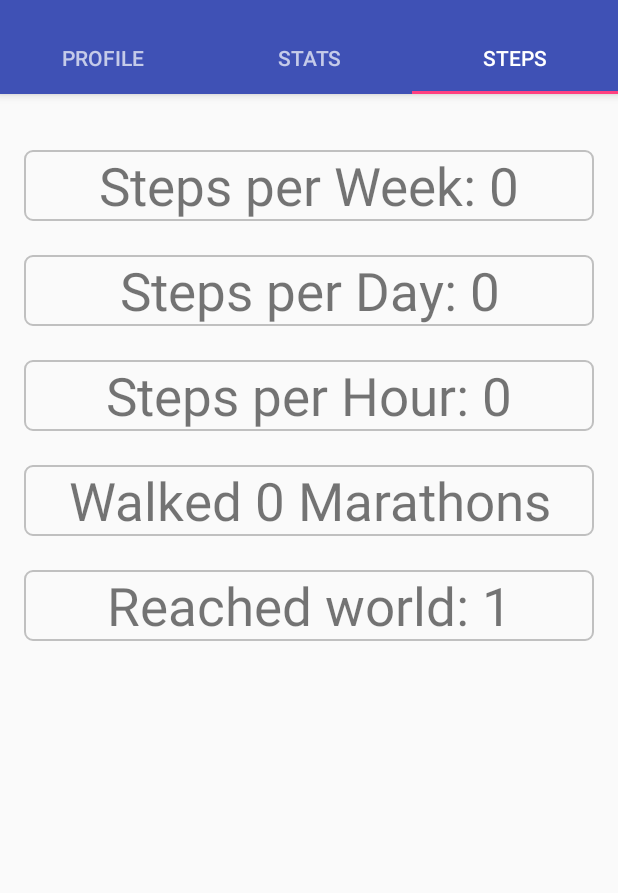
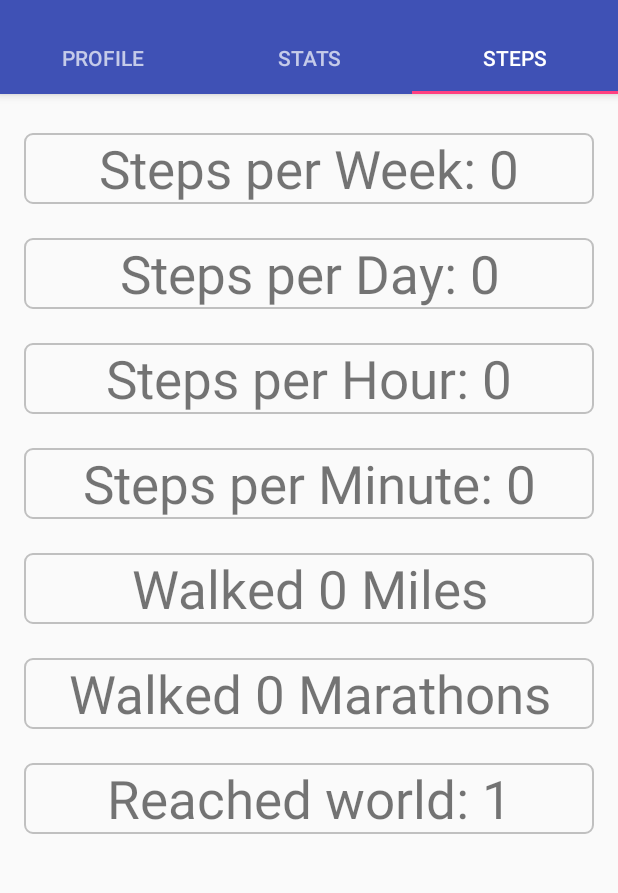
Before and after one commit to gordon-cs/cps371-jonathan-alonzo-final-stepman, an Android app: the MainTabbedActivity screen opened directly, with no data from a screen before it, tab 3 chosen, on a phone screen of 412 x 824 dp, the part 74-967 px from its top. Run offline under Robolectric (Android 15) with nearby library versions, the phone set to English and light mode, and no system bars; 1 statement that could not run was skipped.

Commit message:
added stats, more balancing

```diff
--- a/StepMan/app/src/main/res/layout/fragment_steps.xml
+++ b/StepMan/app/src/main/res/layout/fragment_steps.xml
@@ -28,7 +28,6 @@
             android:id="@+id/stepsperweek"
             android:text="Steps per Week: 0"
             android:textSize="16pt"
-            android:layout_marginTop="5pt"
             android:layout_marginBottom="5pt"
             android:background="@drawable/background"
             android:layout_width="match_parent"
@@ -45,8 +44,28 @@
             android:layout_height="wrap_content" />
 
         <TextView
-            android:id="@+id/stepsperhour"
-            android:text="Steps per Hour: 0"
+        android:id="@+id/stepsperhour"
+        android:text="Steps per Hour: 0"
+        android:textSize="16pt"
+        android:layout_marginTop="5pt"
+        android:layout_marginBottom="5pt"
+        android:background="@drawable/background"
+        android:layout_width="match_parent"
+        android:layout_height="wrap_content" />
+
+        <TextView
+            android:id="@+id/stepsperminute"
+            android:text="Steps per Minute: 0"
+            android:textSize="16pt"
+            android:layout_marginTop="5pt"
+            android:layout_marginBottom="5pt"
+            android:background="@drawable/background"
+            android:layout_width="match_parent"
+            android:layout_height="wrap_content" />
+
+        <TextView
+            android:id="@+id/stepsMiles"
+            android:text="Walked 0 Miles"
             android:textSize="16pt"
             android:layout_marginTop="5pt"
             android:layout_marginBottom="5pt"
```
Also changed, not shown: StepMan/app/src/main/java/jonathanmanos/stepman/BattleActivity.java (+42 -2 lines), StepMan/app/src/main/java/jonathanmanos/stepman/MainTabbedActivity.java (+35 -10 lines).
